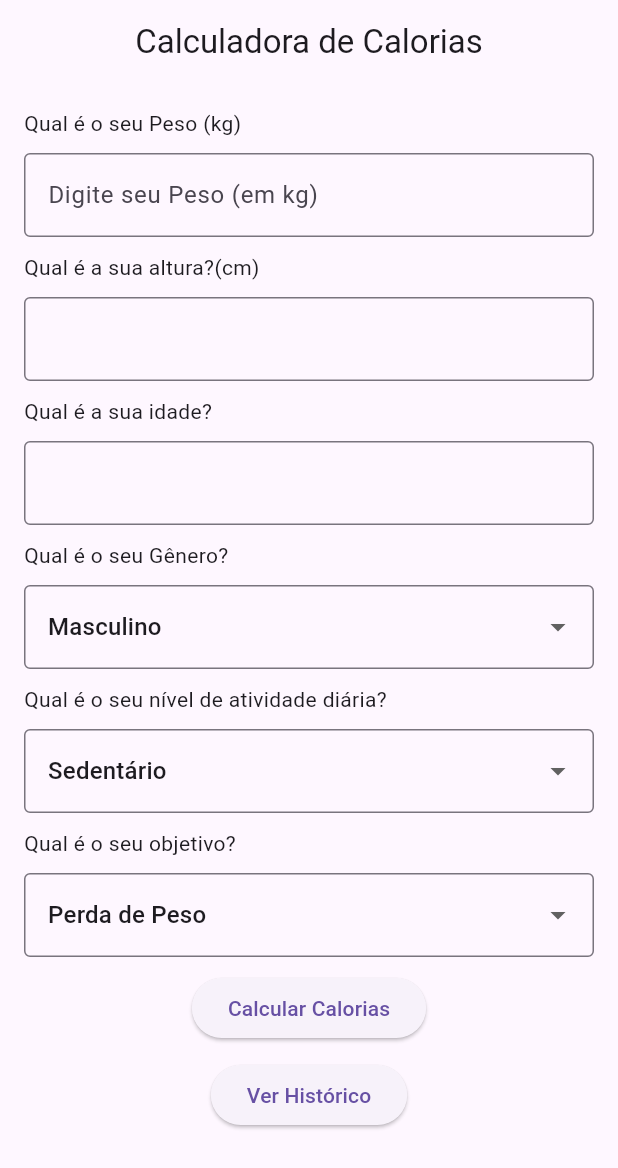
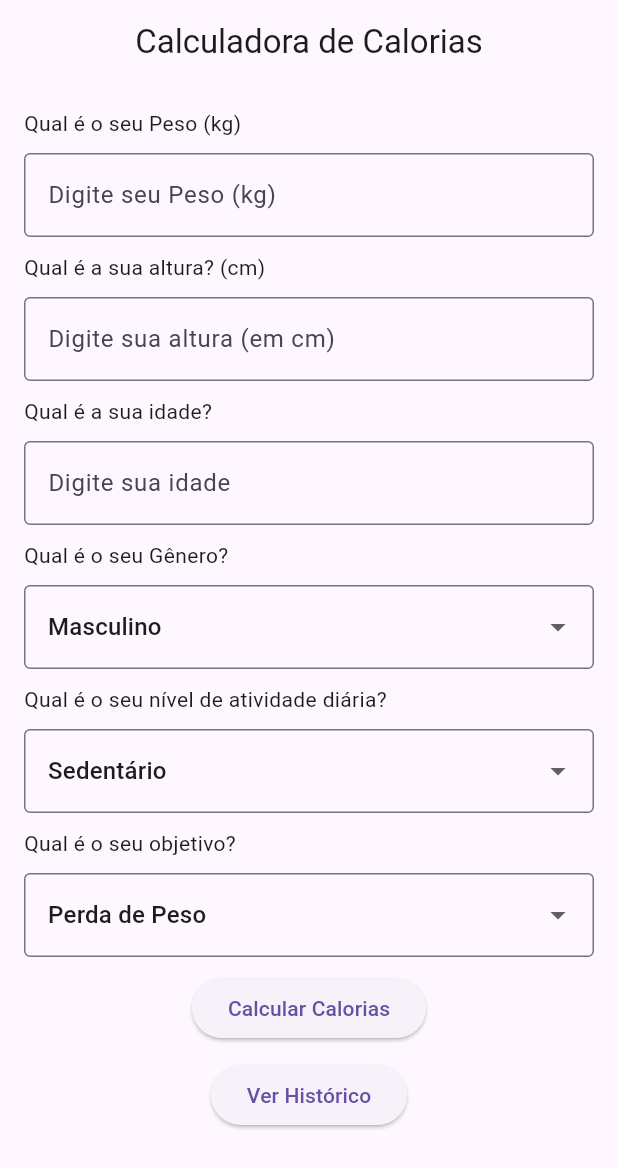
Before and after one commit to RafaellaBarbosa/calorie_calculator, a Flutter app: the screen it shows after launch, on a phone screen of 412 x 824 dp. Shown: the top 1168 px of the screen. Run offline on Flutter 3.47's test engine with Material 3 defaults, Android fonts, the phone set to English and light mode, and no system bars; our stand-ins replace shared_preferences.

Commit message:
ajustar o hintText da UserInputScreen

```diff
--- a/lib/presentation/pages/user_input_page.dart
+++ b/lib/presentation/pages/user_input_page.dart
@@ -54,7 +54,7 @@ class _UserInputScreenState extends State<UserInputScreen> {
                   label: 'Qual é o seu Peso (kg)',
                   controller: _weightController,
                   keyboardType: TextInputType.number,
-                  hintText: 'Digite seu Peso (em kg)',
+                  hintText: 'Digite seu Peso (kg)',
                   validator: (value) {
                     if (value!.isEmpty) {
                       return 'esse campo não pode ser vazio';
@@ -67,9 +67,10 @@ class _UserInputScreenState extends State<UserInputScreen> {
                   ],
                 ),
                 TextFormFildWidget(
-                  label: 'Qual é a sua altura?(cm)',
+                  label: 'Qual é a sua altura? (cm)',
                   controller: _heightController,
                   keyboardType: TextInputType.number,
+                  hintText: 'Digite sua altura (em cm)',
                   validator: (value) {
                     if (value!.isEmpty) {
                       return 'esse campo não pode ser vazio';
@@ -91,6 +92,7 @@ class _UserInputScreenState extends State<UserInputScreen> {
                     }
                     return null;
                   },
+                  hintText: 'Digite sua idade',
                   textInputAction: TextInputAction.next,
                   inputFormatters: [
                     FilteringTextInputFormatter.digitsOnly,
```
